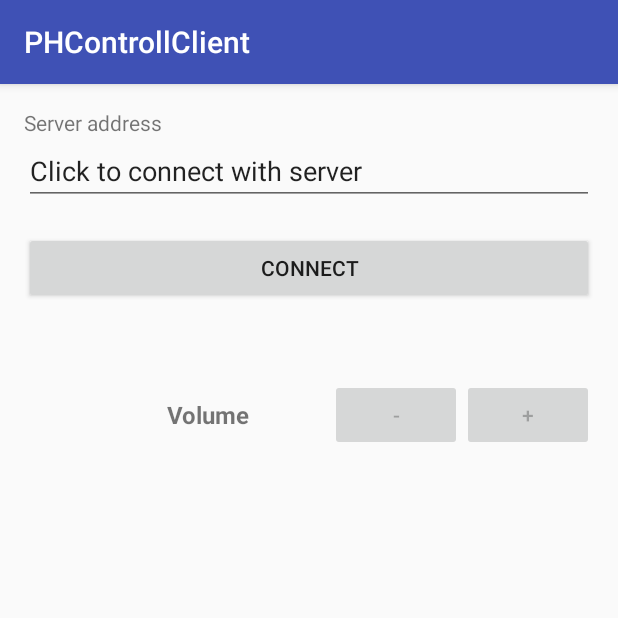
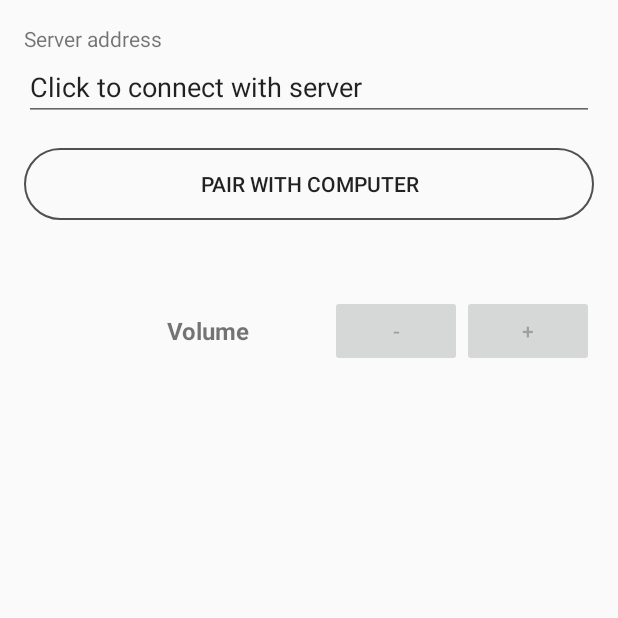
Before and after one commit to swiecakm/PHControllClient, an Android app: the screen it shows after launch (MainActivity), on a phone screen of 412 x 824 dp, the top half of it. Run offline under Robolectric (Android 15) with nearby library versions, the phone set to English and light mode, and no system bars.

Commit message:
UI customization

```diff
--- a/app/src/main/AndroidManifest.xml
+++ b/app/src/main/AndroidManifest.xml
@@ -13,7 +13,9 @@
             android:label="@string/app_name"
             android:supportsRtl="true"
             android:theme="@style/AppTheme">
-        <activity android:name=".MainActivity">
+        <activity
+                android:name=".MainActivity"
+                android:screenOrientation="portrait">
             <intent-filter>
                 <action android:name="android.intent.action.MAIN"/>
 
--- /dev/null
+++ b/app/src/main/res/drawable/connect_button.xml
@@ -0,0 +1,14 @@
+<shape
+        xmlns:android="http://schemas.android.com/apk/res/android"
+        android:shape="rectangle">
+    <stroke
+            android:width="1dp"
+            android:height="1dp"
+            android:color="#505050" android:layout_width="wrap_content" android:layout_height="wrap_content"/>
+    <padding
+            android:left="1dp"
+            android:right="1dp"
+            android:top="1dp"
+            android:bottom="1dp" android:layout_width="wrap_content" android:layout_height="wrap_content"/>
+    <corners android:radius= "30dp" android:layout_width="wrap_content" android:layout_height="wrap_content"/>
+</shape>
--- a/app/src/main/res/layout/activity_main.xml
+++ b/app/src/main/res/layout/activity_main.xml
@@ -35,12 +35,13 @@
 
     <Button
             android:id="@+id/connectButton"
+            android:background="@drawable/connect_button"
             android:layout_width="match_parent"
             android:layout_height="wrap_content"
             android:layout_below="@+id/serverAddressText"
             android:layout_marginTop="18dp"
             android:onClick="onConnectButtonClick"
-            android:text="Connect" />
+            android:text="PAIR WITH COMPUTER" />
 
     <GridLayout
             android:layout_width="match_parent"
--- a/app/src/main/res/values/styles.xml
+++ b/app/src/main/res/values/styles.xml
@@ -6,6 +6,8 @@
         <item name="colorPrimary">@color/colorPrimary</item>
         <item name="colorPrimaryDark">@color/colorPrimaryDark</item>
         <item name="colorAccent">@color/colorAccent</item>
+        <item name="windowActionBar">false</item>
+        <item name="windowNoTitle">true</item>
     </style>
 
 </resources>
```
